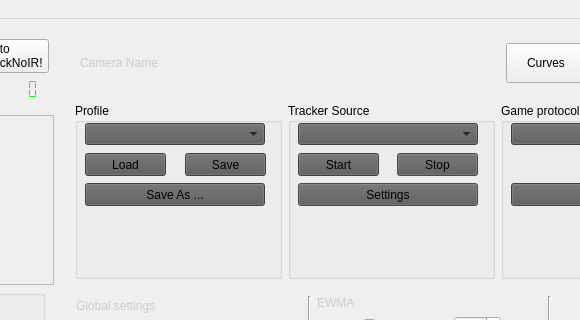
Above: FaceTrackNoIR/FaceTrackNoIR.ui from aavendan/facetracknoir before the change; both pictures show x 196 to 776 and y 0 to 320 of the 925 by 411 pixel window. Below: the same form after it.
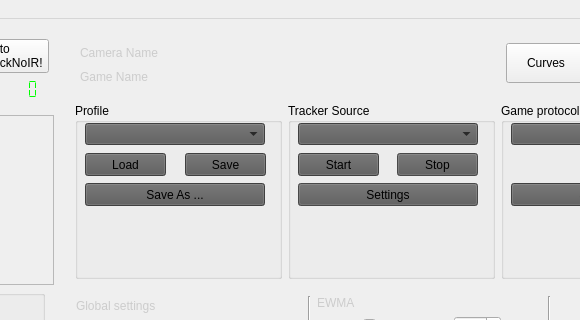
That is the form after the change. Icons and pictures are not drawn.

What changed in the file:
```diff
--- a/FaceTrackNoIR/FaceTrackNoIR.ui
+++ b/FaceTrackNoIR/FaceTrackNoIR.ui
@@ -1965,11 +1965,13 @@
                 <item>
                  <layout class="QHBoxLayout" name="horizontalLayout_5">
                   <item>
+                   <layout class="QVBoxLayout" name="verticalLayout">
+                    <item>
                    <widget class="QLabel" name="cameraName">
                     <property name="minimumSize">
                      <size>
                       <width>420</width>
-                      <height>30</height>
+                        <height>25</height>
                      </size>
                     </property>
                     <property name="maximumSize">
@@ -1986,6 +1988,31 @@
                      <string>Camera Name</string>
                     </property>
                    </widget>
+                    </item>
+                    <item>
+                     <widget class="QLabel" name="gameName">
+                      <property name="minimumSize">
+                       <size>
+                        <width>420</width>
+                        <height>20</height>
+                       </size>
+                      </property>
+                      <property name="maximumSize">
+                       <size>
+                        <width>600</width>
+                        <height>30</height>
+                       </size>
+                      </property>
+                      <property name="styleSheet">
+                       <string notr="true">color:#ccc;
+background:none;</string>
+                      </property>
+                      <property name="text">
+                       <string>Game Name</string>
+                      </property>
+                     </widget>
+                    </item>
+                   </layout>
                   </item>
                   <item>
                    <widget class="QPushButton" name="btnEditCurves">
```
Lines whose indentation alone changed are shown as unchanged.
